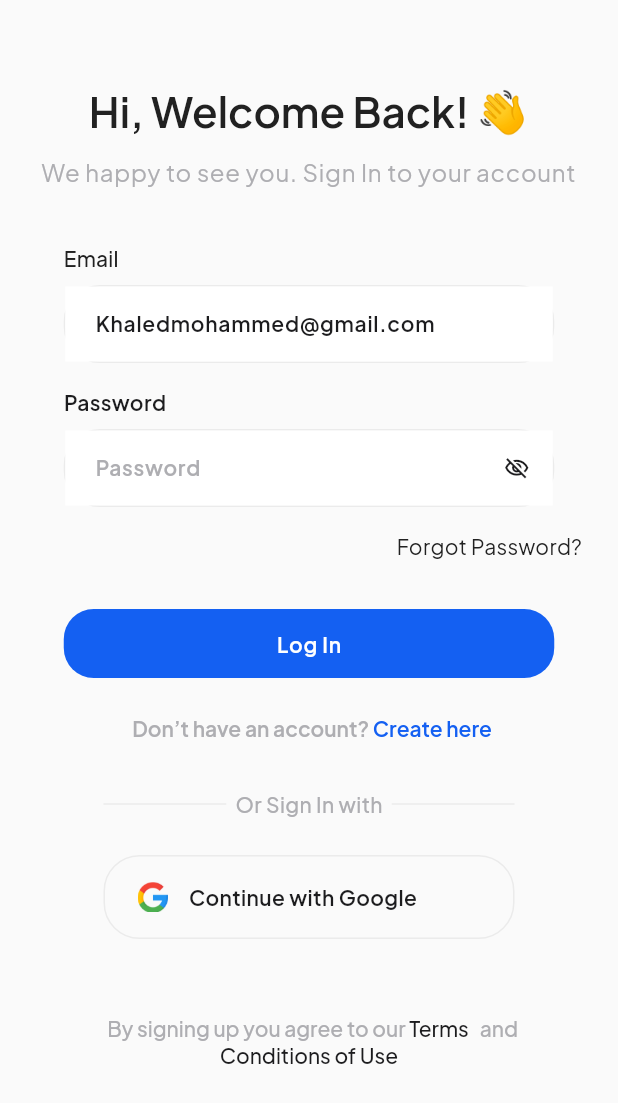
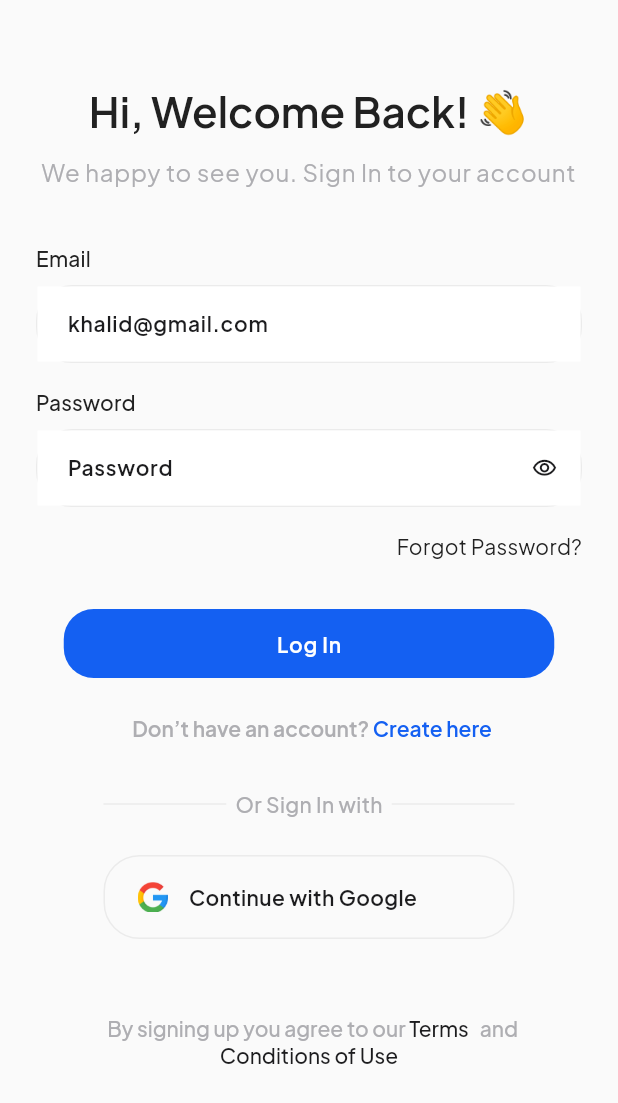
Before and after one commit to sohailokzz/Flutter-Resuable, a Flutter app: the screen it shows after launch, on a phone screen of 412 x 824 dp. Shown: the top 1103 px of the screen. Run offline on Flutter 3.47's test engine with Material 3 defaults, Android fonts, the phone set to English and light mode, and no system bars; our stand-ins replace google_fonts, responsive_sizer.

Commit message:
Set primary textfield
Set Primary Texfield

```diff
--- a/lib/screens/auth_screens/login_screen.dart
+++ b/lib/screens/auth_screens/login_screen.dart
@@ -4,13 +4,13 @@ import 'package:flutter_reusable/widgets/custom_button.dart';
 import 'package:flutter_reusable/widgets/divider_row.dart';
 import 'package:flutter_reusable/widgets/primary_text_button.dart';
 import 'package:flutter_reusable/widgets/secondary_button.dart';
-import 'package:flutter_reusable/widgets/textfield_with_title.dart';
+import 'package:flutter_reusable/widgets/primary_textfield.dart';
 import 'package:google_fonts/google_fonts.dart';
 import 'package:provider/provider.dart';
 import '../../utilis/app_colors.dart';
 import '../../utilis/image_assets.dart';
 import '../../widgets/custom_richtext.dart';
-import '../../widgets/password_textfield.dart';
+
 import '../../widgets/terms_privacy_text.dart';
 import 'login_screen_vm.dart';
 
@@ -46,10 +46,21 @@ class LoginScreen extends StatelessWidget {
                     ),
                   ),
                   const SizedBox(height: 36),
-                  TextFieldWithTitle(
-                    title: 'Email',
-                    hintText: "khalid@gmail.com",
-                    controller: loginScreenVm.emailC,
+                  Column(
+                    crossAxisAlignment: CrossAxisAlignment.start,
+                    children: [
+                      Text(
+                        'Email',
+                        style: textTheme.labelLarge,
+                      ),
+                      const SizedBox(height: 8),
+                      PrimaryTextFormField(
+                        keyboardType: TextInputType.emailAddress,
+                        borderRadius: BorderRadius.circular(24),
+                        hintText: "khalid@gmail.com",
+                        controller: loginScreenVm.emailC,
+                      ),
+                    ],
                   ),
                   const SizedBox(
                     height: 16,
@@ -59,24 +70,14 @@ class LoginScreen extends StatelessWidget {
                     children: [
                       Text(
                         'Password',
-                        style:
-                            GoogleFonts.plusJakartaSans(
-                              fontSize: 14,
-                              fontWeight: FontWeight.w500,
-                              color: AppColor.kWhite,
-                            ).copyWith(
-                              color: AppColor.kGrayscaleDark100,
-                              fontWeight: FontWeight.w600,
-                              fontSize: 14,
-                            ),
+                        style: textTheme.labelLarge,
                       ),
                       const SizedBox(height: 8),
-                      PasswordTextField(
+                      PrimaryTextFormField(
                         borderRadius: BorderRadius.circular(24),
                         hintText: 'Password',
                         controller: loginScreenVm.passwordC,
-                        width: 327,
-                        height: 52,
+                        isPassword: true,
                       ),
                     ],
                   ),
--- a/lib/theme/app_text_styles.dart
+++ b/lib/theme/app_text_styles.dart
@@ -3,10 +3,6 @@ import 'package:google_fonts/google_fonts.dart';
 import 'app_colors.dart';
 
 class AppTextStyles {
-  // Base font family
-  static String get fontFamily =>
-      'Roboto'; // or GoogleFonts.roboto().fontFamily!
-
   // Light Theme Text Styles
   static TextTheme lightTextTheme = TextTheme(
     displayLarge: GoogleFonts.plusJakartaSans(
--- a/lib/widgets/password_textfield.dart
+++ /dev/null
@@ -1,90 +0,0 @@
-import 'package:flutter/material.dart';
-import 'package:google_fonts/google_fonts.dart';
-import '../utilis/app_colors.dart';
-
-class PasswordTextField extends StatefulWidget {
-  final String hintText;
-
-  final double width, height;
-  final TextEditingController controller;
-  final BorderRadiusGeometry borderRadius;
-  const PasswordTextField({
-    super.key,
-    required this.hintText,
-    required this.height,
-    required this.controller,
-    required this.width,
-    required this.borderRadius,
-  });
-  @override
-  PasswordTextFieldState createState() => PasswordTextFieldState();
-}
-
-class PasswordTextFieldState extends State<PasswordTextField> {
-  bool _obscureText = false;
-  @override
-  Widget build(BuildContext context) {
-    InputBorder enabledBorder = InputBorder.none;
-    InputBorder focusedErrorBorder = InputBorder.none;
-    InputBorder errorBorder = InputBorder.none;
-    InputBorder focusedBorder = InputBorder.none;
-
-    return Container(
-      width: widget.width,
-      height: widget.height,
-      decoration: BoxDecoration(
-        borderRadius: widget.borderRadius,
-        color: AppColor.kBackground2,
-        border: Border.all(color: AppColor.kLine),
-      ),
-      child: TextFormField(
-        obscureText: _obscureText,
-        controller: widget.controller,
-        style:
-            GoogleFonts.plusJakartaSans(
-              fontSize: 14,
-              fontWeight: FontWeight.w500,
-              color: AppColor.kWhite,
-            ).copyWith(
-              color: AppColor.kGrayscaleDark100,
-            ),
-        decoration: InputDecoration(
-          filled: true,
-          contentPadding: const EdgeInsets.symmetric(
-            horizontal: 16,
-            vertical: 15,
-          ),
-          suffixIcon: IconButton(
-            icon: Icon(
-              _obscureText
-                  ? Icons.visibility_outlined
-                  : Icons.visibility_off_outlined,
-              color: AppColor.kGrayscaleDark100,
-              size: 17,
-            ),
-            onPressed: () {
-              setState(() {
-                _obscureText = !_obscureText;
-              });
-            },
-          ),
-          hintText: widget.hintText,
-          hintStyle:
-              GoogleFonts.plusJakartaSans(
-                fontSize: 14,
-                fontWeight: FontWeight.w500,
-                color: AppColor.kWhite,
-              ).copyWith(
-                color: AppColor.kGrayscale40,
-                fontWeight: FontWeight.w600,
-                fontSize: 14,
-              ),
-          enabledBorder: enabledBorder,
-          focusedBorder: focusedBorder,
-          errorBorder: errorBorder,
-          focusedErrorBorder: focusedErrorBorder,
-        ),
-      ),
-    );
-  }
-}
--- a/lib/widgets/primary_textfield.dart
+++ b/lib/widgets/primary_textfield.dart
@@ -4,14 +4,15 @@ import 'package:google_fonts/google_fonts.dart';
 import '../utilis/app_colors.dart';
 
 // ignore: must_be_immutable
-class PrimaryTextFormField extends StatelessWidget {
+// ignore: must_be_immutable
+class PrimaryTextFormField extends StatefulWidget {
   PrimaryTextFormField({
     super.key,
     required this.hintText,
     this.keyboardType,
     required this.controller,
-    required this.width,
-    required this.height,
+    this.width,
+    this.height,
     this.hintTextColor,
     this.onChanged,
     this.onTapOutside,
@@ -20,6 +21,8 @@ class PrimaryTextFormField extends StatelessWidget {
     this.inputFormatters,
     this.maxLines,
     this.borderRadius,
+    this.isPassword = false,
+    this.backgroundColor,
   });
   final BorderRadiusGeometry? borderRadius;
 
@@ -29,11 +32,21 @@ class PrimaryTextFormField extends StatelessWidget {
   Widget? prefixIcon;
   Function(PointerDownEvent)? onTapOutside;
   final Function(String)? onChanged;
-  final double width, height;
+  final double? width, height;
   TextEditingController controller;
   final Color? hintTextColor, prefixIconColor;
   final TextInputType? keyboardType;
   final int? maxLines;
+  final bool isPassword;
+  final Color? backgroundColor;
+
+  @override
+  State<PrimaryTextFormField> createState() => _PrimaryTextFormFieldState();
+}
+
+class _PrimaryTextFormFieldState extends State<PrimaryTextFormField> {
+  bool _obscureText = true;
+
   @override
   Widget build(BuildContext context) {
     InputBorder enabledBorder = InputBorder.none;
@@ -42,17 +55,18 @@ class PrimaryTextFormField extends StatelessWidget {
     InputBorder focusedBorder = InputBorder.none;
 
     return Container(
-      width: width,
-      height: height,
+      width: widget.width ?? double.infinity,
+      height: widget.height ?? 52,
       decoration: BoxDecoration(
-        borderRadius: borderRadius,
-        color: AppColor.kBackground,
+        borderRadius: widget.borderRadius,
+        color: widget.backgroundColor ?? AppColor.kBackground,
         border: Border.all(color: AppColor.kLine),
       ),
       child: TextFormField(
-        controller: controller,
-        maxLines: maxLines,
-        keyboardType: keyboardType,
+        controller: widget.controller,
+        maxLines: widget.maxLines ?? 1,
+        keyboardType: widget.keyboardType,
+        obscureText: widget.isPassword ? _obscureText : false,
         style:
             GoogleFonts.plusJakartaSans(
               fontSize: 14,
@@ -67,27 +81,43 @@ class PrimaryTextFormField extends StatelessWidget {
             vertical: 15,
           ),
           filled: true,
-          hintText: hintText,
+          hintText: widget.hintText,
           hintStyle:
               GoogleFonts.plusJakartaSans(
                 fontSize: 14,
                 fontWeight: FontWeight.w500,
                 color: AppColor.kWhite,
               ).copyWith(
-                color: AppColor.kGrayscaleDark100,
+                color: widget.hintTextColor ?? AppColor.kGrayscaleDark100,
                 fontWeight: FontWeight.w600,
                 fontSize: 14,
               ),
-          prefixIcon: prefixIcon,
-          prefixIconColor: prefixIconColor,
+          prefixIcon: widget.prefixIcon,
+          prefixIconColor: widget.prefixIconColor,
+          suffixIcon: widget.isPassword
+              ? IconButton(
+                  icon: Icon(
+                    _obscureText
+                        ? Icons.visibility_outlined
+                        : Icons.visibility_off_outlined,
+                    color: AppColor.kGrayscaleDark100,
+                    size: 17,
+                  ),
+                  onPressed: () {
+                    setState(() {
+                      _obscureText = !_obscureText;
+                    });
+                  },
+                )
+              : null,
           enabledBorder: enabledBorder,
           focusedBorder: focusedBorder,
           errorBorder: errorBorder,
           focusedErrorBorder: focusedErrorBorder,
         ),
-        onChanged: onChanged,
-        inputFormatters: inputFormatters,
-        onTapOutside: onTapOutside,
+        onChanged: widget.onChanged,
+        inputFormatters: widget.inputFormatters,
+        onTapOutside: widget.onTapOutside,
       ),
     );
   }
--- a/lib/widgets/textfield_with_title.dart
+++ /dev/null
@@ -1,45 +0,0 @@
-import 'package:flutter/material.dart';
-import 'package:flutter_reusable/widgets/primary_textfield.dart';
-
-class TextFieldWithTitle extends StatelessWidget {
-  final String title;
-  final String? hintText;
-  final TextEditingController? controller;
-  final bool? isPassword;
-  final Widget? suffixIcon;
-  final Widget? prefixIcon;
-
-  const TextFieldWithTitle({
-    super.key,
-    required this.title,
-    this.hintText,
-    this.controller,
-    this.isPassword,
-    this.suffixIcon,
-    this.prefixIcon,
-  });
-
-  @override
-  Widget build(BuildContext context) {
-    final textTheme = Theme.of(context).textTheme;
-    return Column(
-      crossAxisAlignment: CrossAxisAlignment.start,
-      children: [
-        Text(
-          title,
-          style: textTheme.labelLarge,
-        ),
-        const SizedBox(
-          height: 8,
-        ),
-        PrimaryTextFormField(
-          borderRadius: BorderRadius.circular(24),
-          hintText: 'Khaledmohammed@gmail.com',
-          controller: controller!,
-          width: 327,
-          height: 52,
-        ),
-      ],
-    );
-  }
-}
```
